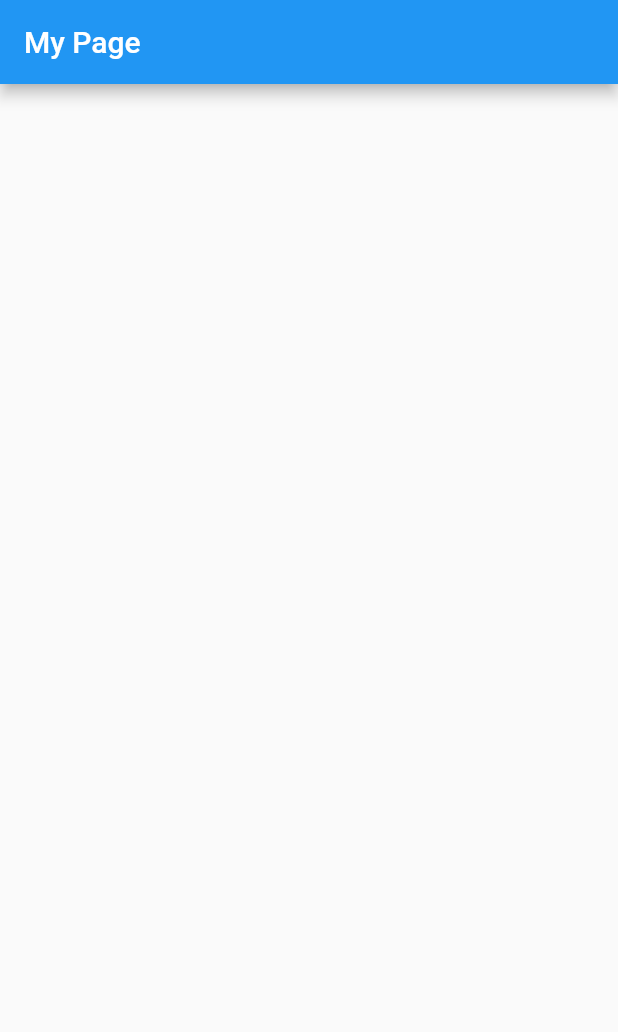
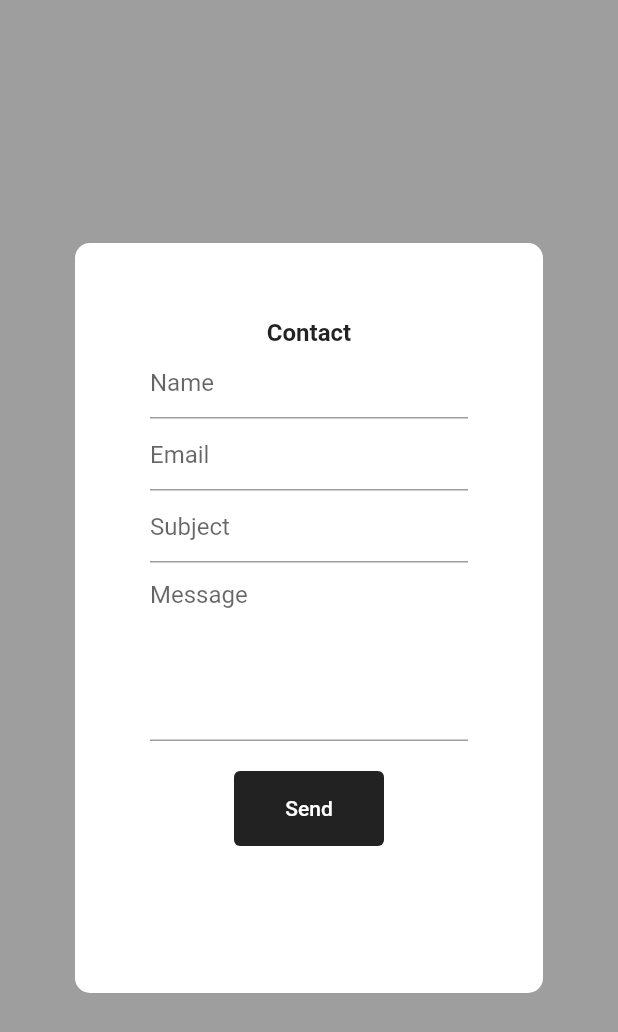
Before and after one commit to felipecastrosales/send_mail, a Flutter app: the screen it shows after launch, on a phone screen of 412 x 824 dp. Shown: the top 1032 px of the screen. Run offline on Flutter 3.47's test engine with Material 2 defaults, Android fonts, the light colour scheme and no system bars.

Commit message:
adding template send_email

```diff
--- a/lib/home_page.dart
+++ b/lib/home_page.dart
@@ -1,15 +1,137 @@
+import 'dart:convert';
+
 import 'package:flutter/material.dart';
+import 'package:http/http.dart' as http;
+
+import 'keys.dart';
 
 class HomePage extends StatelessWidget {
-  const HomePage({Key? key}) : super(key: key);
+  HomePage({Key? key}) : super(key: key);
+  final _formKey = GlobalKey<FormState>();
+  final _nameController = TextEditingController();
+  final _emailController = TextEditingController();
+  final _messageController = TextEditingController();
+  final _subjectController = TextEditingController();
 
   @override
   Widget build(BuildContext context) {
     return Scaffold(
-      appBar: AppBar(
-        title: const Text('My Page'),
+      backgroundColor: Colors.grey[500],
+      body: Center(
+        child: Container(
+          height: 500,
+          width: 400,
+          margin: const EdgeInsets.all(50),
+          padding: const EdgeInsets.all(50),
+          decoration: BoxDecoration(
+            color: Colors.white,
+            borderRadius: BorderRadius.circular(10),
+          ),
+          child: Form(
+            key: _formKey,
+            child: SingleChildScrollView(
+              child: Column(
+                mainAxisAlignment: MainAxisAlignment.spaceEvenly,
+                children: [
+                  const Text(
+                    'Contact',
+                    style: TextStyle(
+                      fontSize: 16,
+                      fontWeight: FontWeight.bold,
+                    ),
+                  ),
+                  TextFormField(
+                    controller: _nameController,
+                    decoration: const InputDecoration(hintText: 'Name'),
+                    validator: validator,
+                  ),
+                  TextFormField(
+                    controller: _emailController,
+                    decoration: const InputDecoration(hintText: 'Email'),
+                    validator: validator,
+                  ),
+                  TextFormField(
+                    controller: _subjectController,
+                    decoration: const InputDecoration(hintText: 'Subject'),
+                    validator: validator,
+                  ),
+                  TextFormField(
+                    controller: _messageController,
+                    decoration: const InputDecoration(hintText: 'Message'),
+                    validator: validator,
+                    maxLines: 5,
+                  ),
+                  const SizedBox(height: 20),
+                  SizedBox(
+                    height: 50,
+                    width: 100,
+                    child: TextButton(
+                      style: TextButton.styleFrom(
+                        primary: Colors.white,
+                        backgroundColor: Colors.black87,
+                      ),
+                      onPressed: () {
+                        if (_formKey.currentState!.validate()) {
+                          sendEmail(
+                            name: _nameController.text,
+                            email: _emailController.text,
+                            message: _messageController.text,
+                            subject: _subjectController.text,
+                          );
+                        }
+                      },
+                      child: const Text('Send'),
+                    ),
+                  ),
+                ],
+              ),
+            ),
+          ),
+        ),
       ),
-      body: Container(),
     );
   }
+
+  Future sendEmail({
+    required String name,
+    required String email,
+    required String message,
+    required String subject,
+  }) async {
+    final url = Uri.parse('https://api.emailjs.com/api/v1.0/email/send');
+    // as this project is very simple and I wanted to make it available to the community, these private keys are simply in a 'keys' file and I added it to .gitignore.
+    // ! you can and should work it out better, because it's about security. !
+    const serviceId = Keys.serviceId;
+    const templateId = Keys.templateId;
+    const userId = Keys.userId;
+    final response = await http.post(
+      url,
+      headers: {
+        'origin': 'http://localhost',
+        'Content-Type': 'application/json',
+      },
+      body: json.encode(
+        {
+          'service_id': serviceId,
+          'template_id': templateId,
+          'user_id': userId,
+          'template_params': {
+            'user_name': name,
+            'user_email': email,
+            'user_subject': email,
+            'user_message': message,
+            'to_email': 'soufeliposales@gmail.com',
+          }
+        },
+      ),
+    );
+    return response;
+  }
+
+  static String? validator(String? value) {
+    if (value!.isEmpty) {
+      return 'Invalid.';
+    }
+    return null;
+  }
 }
--- a/lib/main.dart
+++ b/lib/main.dart
@@ -3,6 +3,7 @@ import 'package:flutter/material.dart';
 import 'home_page.dart';
 
 void main() {
+  WidgetsFlutterBinding.ensureInitialized();
   runApp(const MyApp());
 }
 
@@ -11,9 +12,10 @@ class MyApp extends StatelessWidget {
 
   @override
   Widget build(BuildContext context) {
-    return const MaterialApp(
+    return MaterialApp(
       title: 'Send Mail',
       home: HomePage(),
+      debugShowCheckedModeBanner: false,
     );
   }
 }
--- a/pubspec.yaml
+++ b/pubspec.yaml
@@ -10,11 +10,12 @@ dependencies:
   cupertino_icons: ^1.0.2
   flutter:
     sdk: flutter
+  flutter_lints: ^2.0.0
+  http: ^0.13.4
 
 dev_dependencies:
   flutter_test:
     sdk: flutter
-  flutter_lints: ^2.0.0
 
 flutter:
   uses-material-design: true
```
Also changed, not shown: pubspec.lock, 3 other files.
